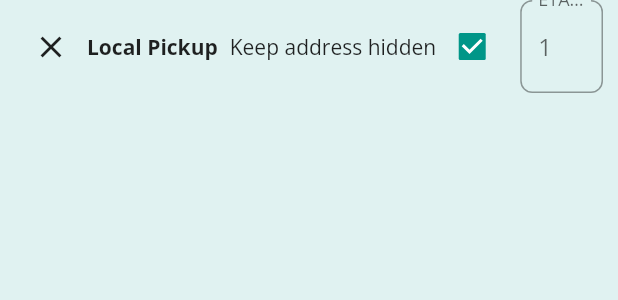
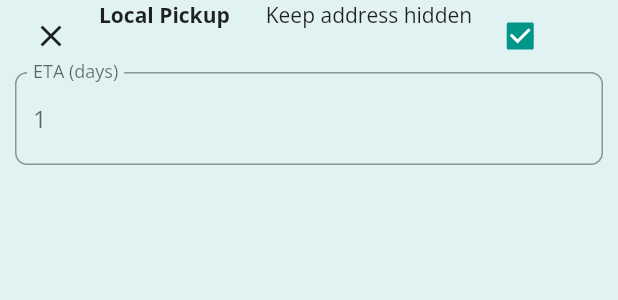
Before and after one commit to jacobballard/NeighborGood-Flutter, a Flutter app: the LocalPickupMethodItem widget shown alone on an empty page, opened directly with empty values, on a phone screen of 412 x 824 dp. Shown: the top 300 px of the screen. Run offline on Flutter 3.47's test engine with Material 2 defaults, Android fonts, the phone set to English and light mode, and no system bars; our stand-ins replace cloud_firestore, equatable, firebase_auth, firebase_core, firebase_storage, flutter_bloc and 9 more; missing offline and left inert: dart:ffi, dart:html; accounts and stored records are empty; network calls fail; statements that could not run were skipped.

Commit message:
Wrap instead of row test

```diff
--- a/lib/src/account/utilities/delivery_methods/delivery_methods.dart
+++ b/lib/src/account/utilities/delivery_methods/delivery_methods.dart
@@ -127,8 +127,9 @@ class LocalPickupMethodItem extends StatelessWidget {
       builder: (context, state) {
         return Container(
           padding: const EdgeInsets.symmetric(horizontal: 10),
-          child: Row(
-            mainAxisAlignment: MainAxisAlignment.start,
+          child: Wrap(
+            spacing: 8,
+            direction: Axis.horizontal,
             children: [
               IconButton(
                 icon: const Icon(Icons.close),
```
